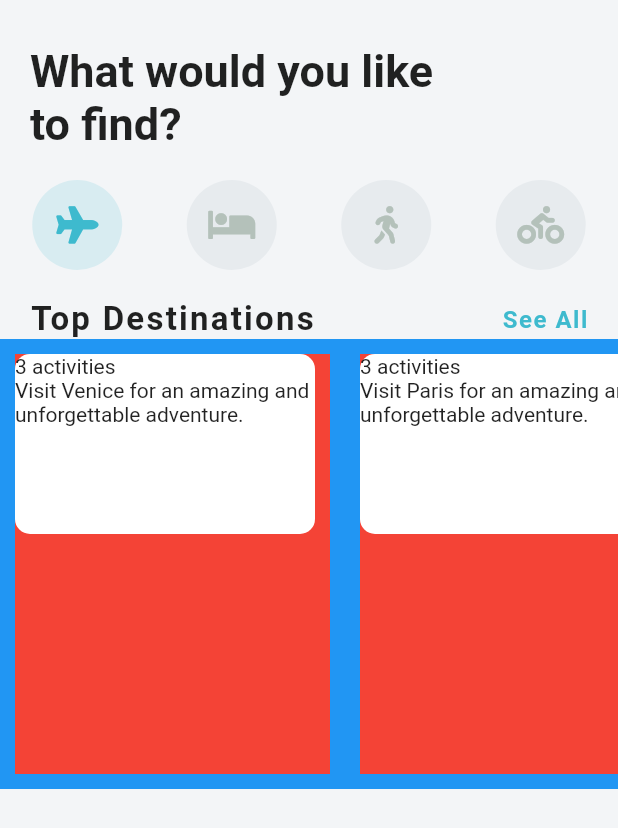
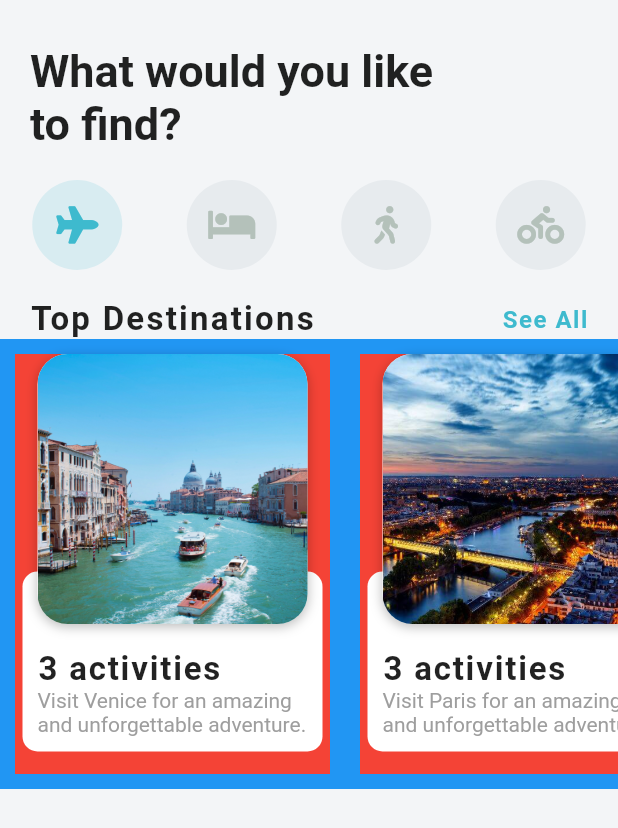
Before and after one commit to lejaaprianza/Flutter-Travel-UI-Clone-Project, a Flutter app: the screen it shows after launch, on a phone screen of 412 x 824 dp. Shown: the top 828 px of the screen. Run offline on Flutter 3.47's test engine with Material 2 defaults, Android fonts, the phone set to English and light mode, and no system bars; our stand-ins replace font_awesome_flutter.

Commit message:
insights tentang cara memposisikan gambar, boxshadow, dan border radius

```diff
--- a/travel_ui_projects/lib/widgets/destination_carousel.dart
+++ b/travel_ui_projects/lib/widgets/destination_carousel.dart
@@ -45,21 +45,67 @@ class DestinationCarousel extends StatelessWidget {
                 width: 210,
                 color: Colors.red,
                 child: Stack(
+                  alignment: Alignment.topCenter,
                   children: [
+                    Positioned(
+                      //menit 24.57
+                      bottom: 15.0,
+                      child: Container(
+                        height: 120,
+                        width: 200,
+                        decoration: BoxDecoration(
+                            color: Colors.white,
+                            borderRadius: BorderRadius.circular(10)),
+                        child: Padding(
+                          padding: EdgeInsets.all(10.0),
+                          child: Column(
+                            mainAxisAlignment: MainAxisAlignment.end,
+                            crossAxisAlignment: CrossAxisAlignment.start,
+                            children: [
+                              Text(
+                                '${destination.activities.length} activities',
+                                style: TextStyle(
+                                    fontSize: 22,
+                                    fontWeight: FontWeight.w600,
+                                    letterSpacing: 1.2),
+                              ),
+                              Text(
+                                destination.description,
+                                style: TextStyle(color: Colors.grey),
+                              ),
+                            ],
+                          ),
+                        ),
+                      ),
+                    ),
                     Container(
-                      height: 120,
-                      width: 200,
                       decoration: BoxDecoration(
                           color: Colors.white,
-                          borderRadius: BorderRadius.circular(10)),
-                      child: Column(
-                        crossAxisAlignment: CrossAxisAlignment.start,
+                          borderRadius: BorderRadius.circular(20.0),
+                          boxShadow: [
+                            BoxShadow(
+                              color: Colors.black26,
+                              offset: Offset(
+                                0.0,
+                                2.0,
+                              ),
+                              blurRadius: 6.0,
+                            )
+                          ]),
+                      child: Stack(
                         children: [
-                          Text('${destination.activities.length} activities'),
-                          Text(destination.description),
+                          ClipRRect(
+                            borderRadius: BorderRadius.circular(20.0),
+                            child: Image(
+                              image: AssetImage(destination.imageUrl),
+                              height: 180,
+                              width: 180,
+                              fit: BoxFit.cover,
+                            ),
+                          )
                         ],
                       ),
-                    )
+                    ),
                   ],
                 ),
               );
```
